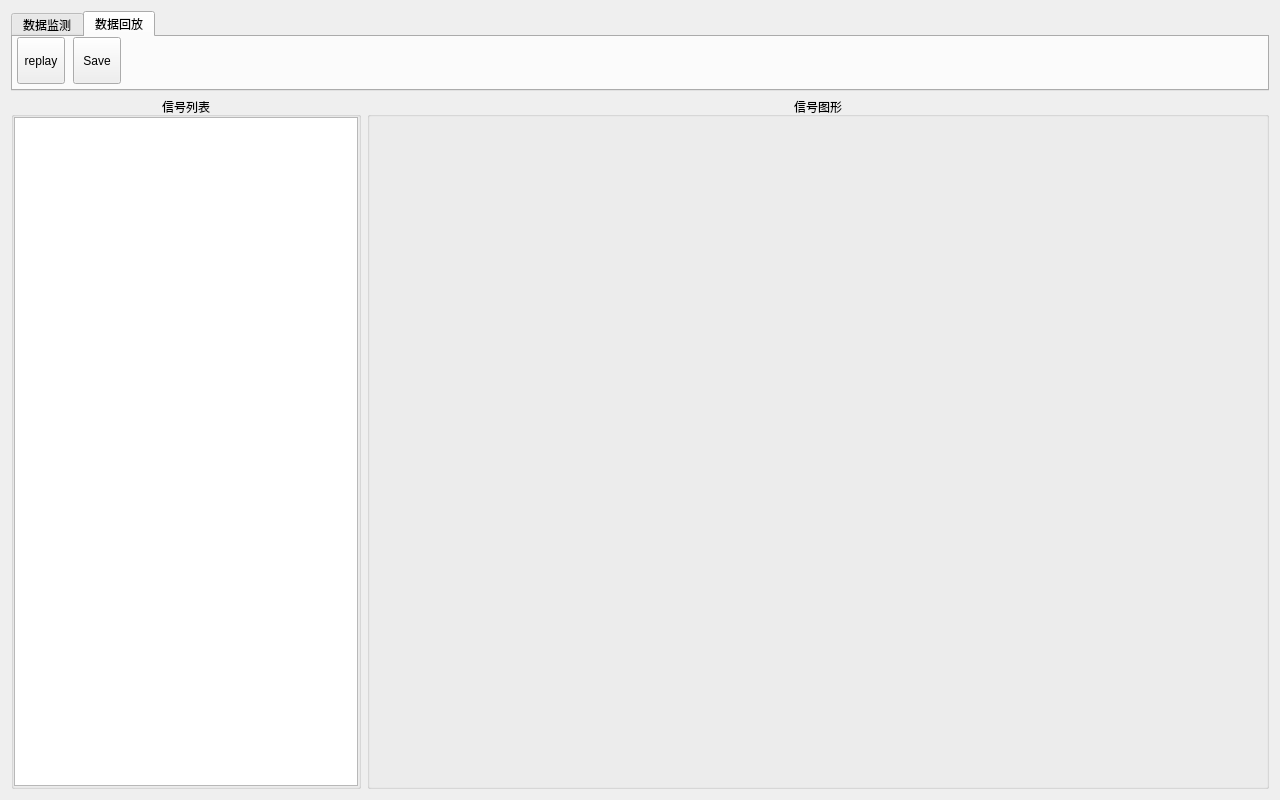
Qt form dialogs/monitordialog.ui (L-Net-1992/ADAS_AD_Developer) before a commit.
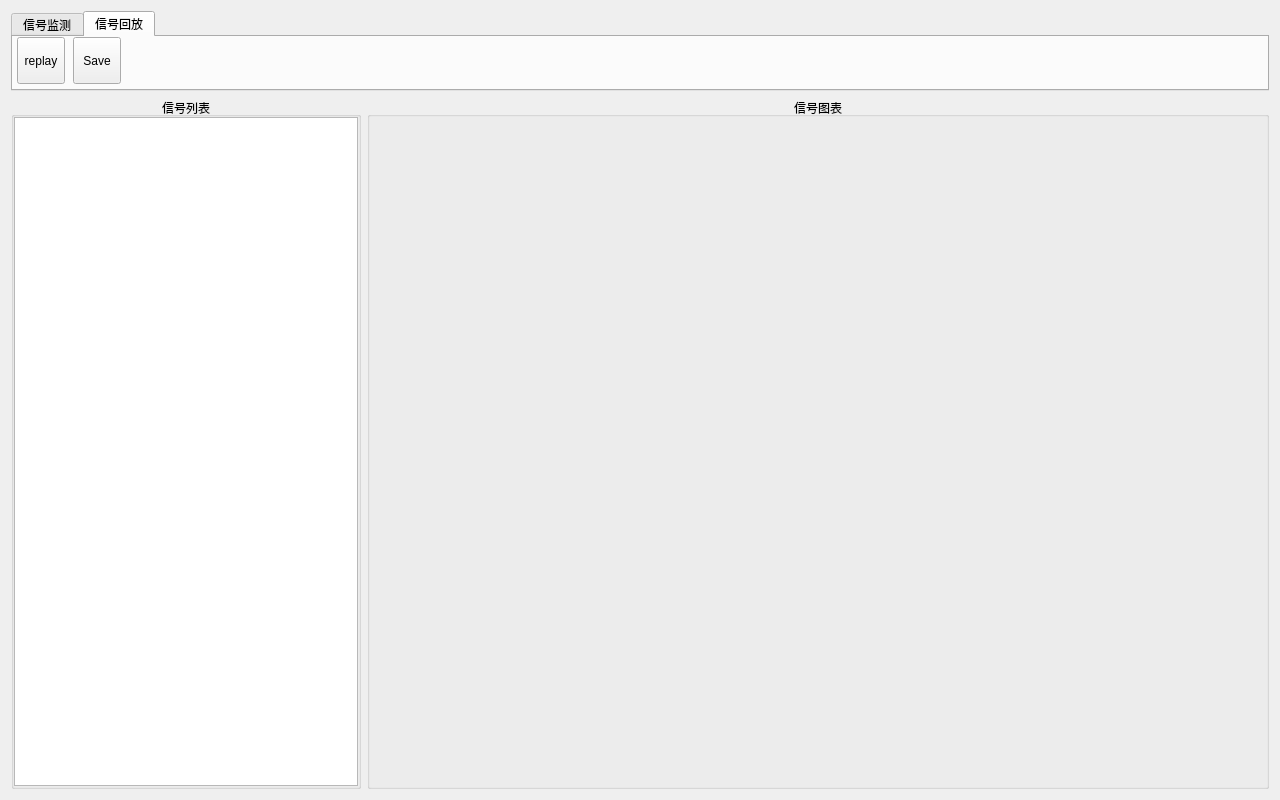
The same form after that commit. The open tabs and pages were chosen to show the change. Icons and pictures are not drawn.

Patch:
```diff
--- a/dialogs/monitordialog.ui
+++ b/dialogs/monitordialog.ui
@@ -27,7 +27,7 @@
      </property>
      <widget class="QWidget" name="tab">
       <attribute name="title">
-       <string>数据监测</string>
+       <string>信号监测</string>
       </attribute>
       <widget class="QToolButton" name="btn_monitor_stop">
        <property name="geometry">
@@ -142,7 +142,7 @@
      </widget>
      <widget class="QWidget" name="tab_2">
       <attribute name="title">
-       <string>数据回放</string>
+       <string>信号回放</string>
       </attribute>
       <widget class="QToolButton" name="btn_replay_start">
        <property name="enabled">
@@ -249,7 +249,7 @@
         <string>信号列表</string>
        </property>
        <property name="alignment">
-        <set>Qt::AlignHCenter|Qt::AlignTop</set>
+        <set>Qt::AlignCenter</set>
        </property>
        <layout class="QVBoxLayout" name="verticalLayout">
         <property name="spacing">
@@ -282,10 +282,10 @@
         </sizepolicy>
        </property>
        <property name="title">
-        <string>信号图形</string>
+        <string>信号图表</string>
        </property>
        <property name="alignment">
-        <set>Qt::AlignHCenter|Qt::AlignTop</set>
+        <set>Qt::AlignCenter</set>
        </property>
        <layout class="QHBoxLayout" name="horizontalLayout_2">
         <property name="spacing">
```
Left out of the diff: 2 changed lines with no effect on the pictures.
